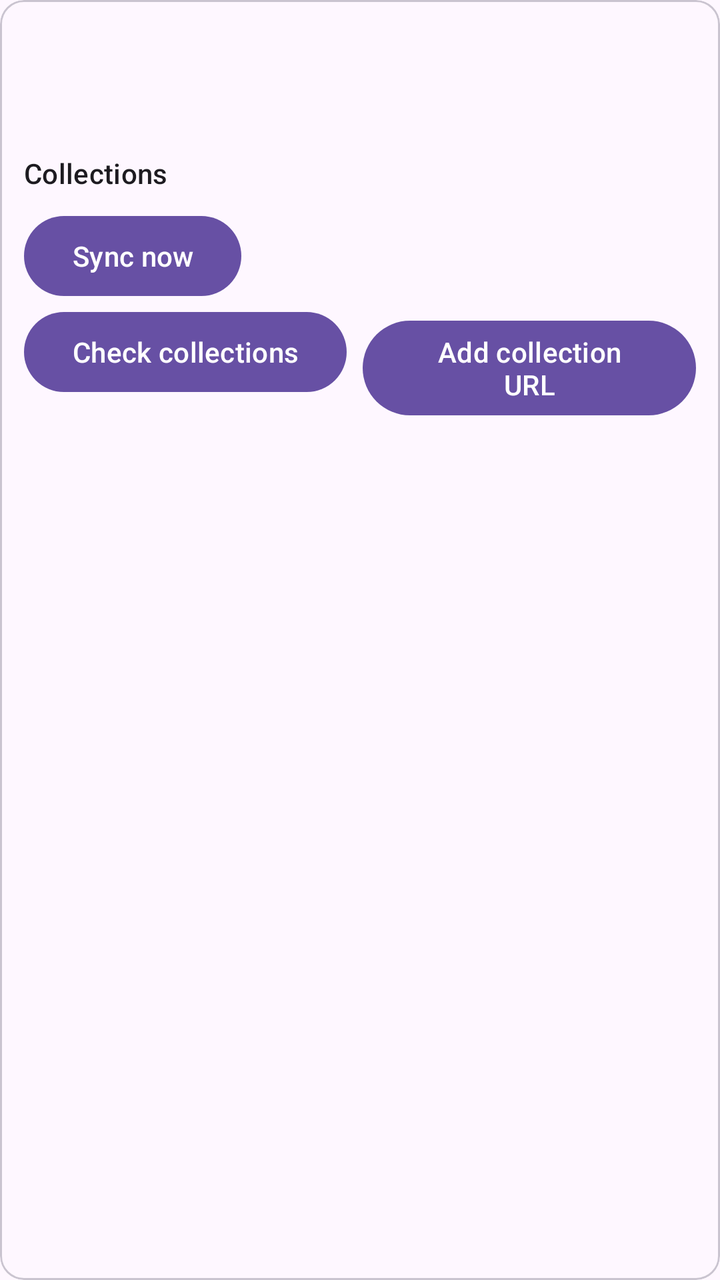
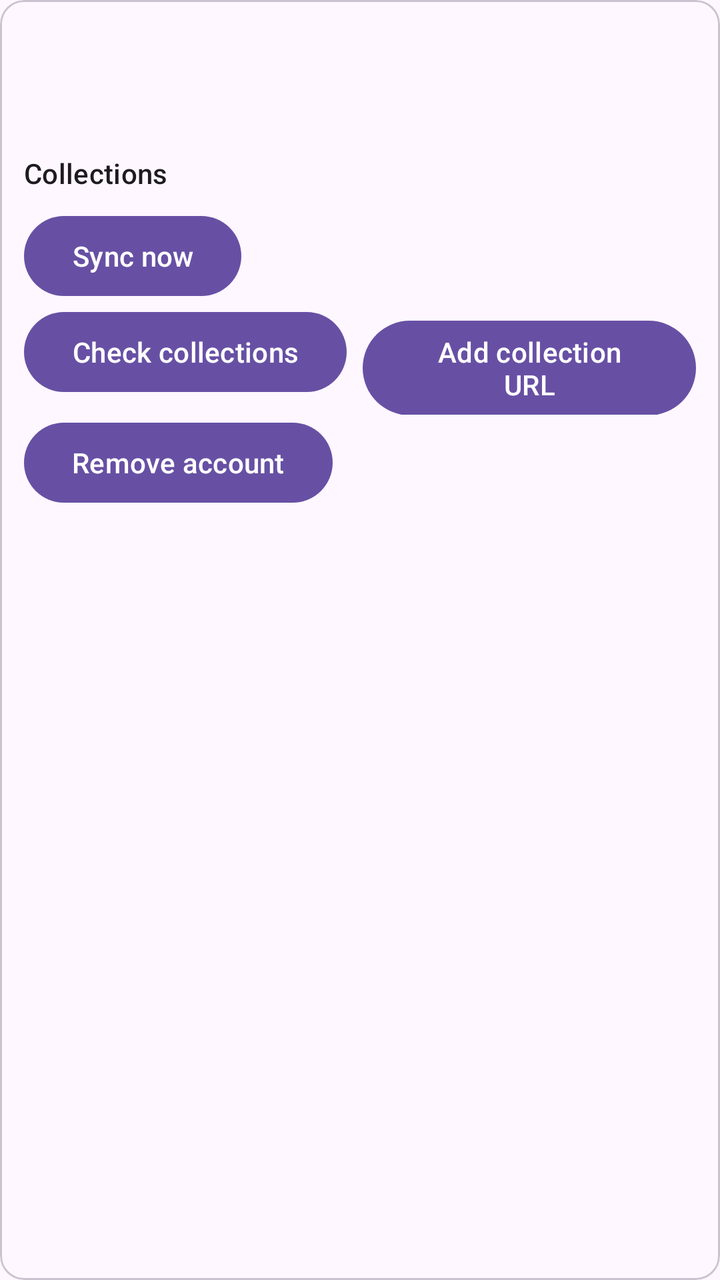

Before-and-after screenshots of an Android layout around one commit, followed by the original layout XML and the change that was made.
<!-- AndroidManifest.xml: application theme Theme.DavProvider -->
<!-- res/layout/row_account.xml -->
<?xml version="1.0" encoding="utf-8"?>
<com.google.android.material.card.MaterialCardView xmlns:android="http://schemas.android.com/apk/res/android"
    android:layout_width="match_parent"
    android:layout_height="wrap_content"
    android:layout_marginBottom="12dp">

    <LinearLayout
        android:layout_width="match_parent"
        android:layout_height="wrap_content"
        android:orientation="vertical"
        android:padding="12dp">

        <TextView
            android:id="@+id/account_label"
            android:layout_width="match_parent"
            android:layout_height="wrap_content"
            android:textAppearance="?attr/textAppearanceTitleMedium" />

        <TextView
            android:id="@+id/account_status"
            android:layout_width="match_parent"
            android:layout_height="wrap_content"
            android:textAppearance="?attr/textAppearanceBodyMedium" />

        <TextView
            android:id="@+id/account_last_sync"
            android:layout_width="match_parent"
            android:layout_height="wrap_content"
            android:textAppearance="?attr/textAppearanceBodySmall" />

        <LinearLayout
            android:id="@+id/account_wifi"
            android:layout_width="match_parent"
            android:layout_height="wrap_content"
            android:gravity="center_vertical"
            android:orientation="horizontal"
            android:visibility="gone">

            <TextView
                android:layout_width="0dp"
                android:layout_height="wrap_content"
                android:layout_weight="1"
                android:text="@string/waiting_for_wifi"
                android:textAppearance="?attr/textAppearanceBodySmall" />

            <Button
                android:id="@+id/account_sync_anyway"
                android:layout_width="wrap_content"
                android:layout_height="wrap_content"
                android:text="@string/sync_anyway" />
        </LinearLayout>

        <TextView
            android:layout_width="match_parent"
            android:layout_height="wrap_content"
            android:layout_marginTop="8dp"
            android:text="@string/collections"
            android:textAppearance="?attr/textAppearanceTitleSmall" />

        <TextView
            android:id="@+id/account_no_collections"
            android:layout_width="match_parent"
            android:layout_height="wrap_content"
            android:text="@string/no_collections"
            android:textAppearance="?attr/textAppearanceBodySmall"
            android:visibility="gone" />

        <LinearLayout
            android:id="@+id/account_collections"
            android:layout_width="match_parent"
            android:layout_height="wrap_content"
            android:orientation="vertical" />

        <LinearLayout
            android:layout_width="match_parent"
            android:layout_height="wrap_content"
            android:layout_marginTop="8dp"
            android:orientation="horizontal">

            <Button
                android:id="@+id/account_sync_now"
                android:layout_width="wrap_content"
                android:layout_height="wrap_content"
                android:text="@string/sync_now" />

            <Button
                android:id="@+id/account_diagnose"
                android:layout_width="wrap_content"
                android:layout_height="wrap_content"
                android:layout_marginStart="8dp"
                android:text="@string/diagnose"
                android:visibility="gone" />
        </LinearLayout>

        <LinearLayout
            android:layout_width="match_parent"
            android:layout_height="wrap_content"
            android:orientation="horizontal">

            <Button
                android:id="@+id/account_refresh_collections"
                android:layout_width="wrap_content"
                android:layout_height="wrap_content"
                android:text="@string/refresh_collections" />

            <Button
                android:id="@+id/account_add_collection"
                android:layout_width="wrap_content"
                android:layout_height="wrap_content"
                android:layout_marginStart="8dp"
                android:text="@string/add_collection" />

            <Button
                android:id="@+id/account_remove"
                android:layout_width="wrap_content"
                android:layout_height="wrap_content"
                android:layout_marginStart="8dp"
                android:text="@string/remove_account" />

        </LinearLayout>

    </LinearLayout>
</com.google.android.material.card.MaterialCardView>
<!-- resources referenced by this layout -->
<resources>
  <string name="add_collection">Add collection URL</string>
  <string name="collections">Collections</string>
  <string name="diagnose">Diagnose</string>
  <string name="no_collections">No Collections stored. Discovery is not connected in this build, so add a Collection URL directly.</string>
  <string name="refresh_collections">Check collections</string>
  <string name="remove_account">Remove account</string>
  <string name="sync_anyway">Sync anyway</string>
  <string name="sync_now">Sync now</string>
  <string name="waiting_for_wifi">Waiting for Wi-Fi: this account only syncs on unmetered networks.</string>
  <style name="Theme.DavProvider" parent="Theme.Material3.DayNight.NoActionBar" />
</resources>

<!-- the commit's change to res/layout/row_account.xml (unified diff, before → after) -->
@@ -27,6 +27,13 @@
             android:layout_width="match_parent"
             android:layout_height="wrap_content"
             android:textAppearance="?attr/textAppearanceBodySmall" />
+
+        <TextView
+            android:id="@+id/account_certificate"
+            android:layout_width="match_parent"
+            android:layout_height="wrap_content"
+            android:textAppearance="?attr/textAppearanceBodySmall"
+            android:visibility="gone" />
 
         <LinearLayout
             android:id="@+id/account_wifi"
@@ -110,14 +117,13 @@
                 android:layout_marginStart="8dp"
                 android:text="@string/add_collection" />
 
-            <Button
-                android:id="@+id/account_remove"
-                android:layout_width="wrap_content"
-                android:layout_height="wrap_content"
-                android:layout_marginStart="8dp"
-                android:text="@string/remove_account" />
+        </LinearLayout>
 
-        </LinearLayout>
+        <Button
+            android:id="@+id/account_remove"
+            android:layout_width="wrap_content"
+            android:layout_height="wrap_content"
+            android:text="@string/remove_account" />
 
     </LinearLayout>
 </com.google.android.material.card.MaterialCardView>
<!-- resource entries referenced after the edit -->
@@ -3,7 +3,7 @@
   <string name="add_collection">Add collection URL</string>
   <string name="collections">Collections</string>
   <string name="diagnose">Diagnose</string>
-  <string name="no_collections">No Collections stored. Discovery is not connected in this build, so add a Collection URL directly.</string>
+  <string name="no_collections">No Collections stored. Check collections to find them on the server, or add a Collection URL directly.</string>
   <string name="refresh_collections">Check collections</string>
   <string name="remove_account">Remove account</string>
   <string name="sync_anyway">Sync anyway</string>
